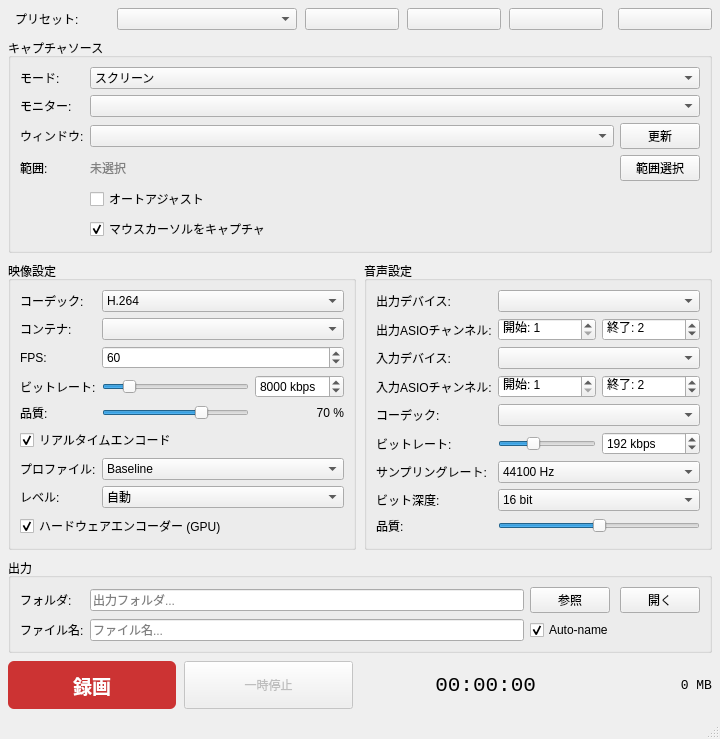
This is src/ui/MainWindow.ui in hiroshi-tamura/pbRecorder as Qt 5 draws it before an edit. The edited form follows.
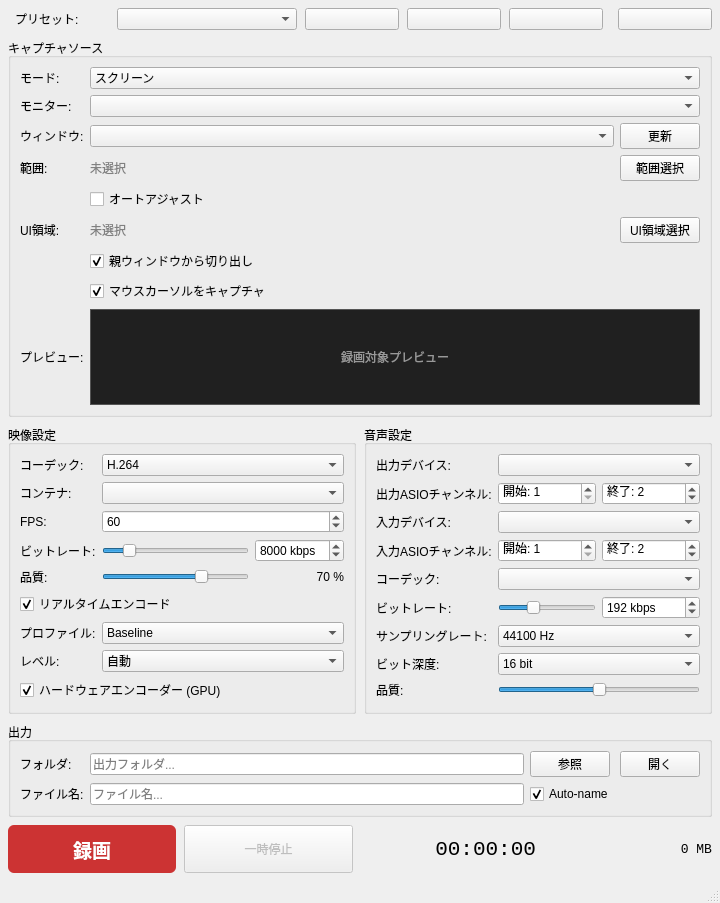
This is the edited form.

Commit message: Add UI region tracking capture mode

Diff of the .ui file:
```diff
--- a/src/ui/MainWindow.ui
+++ b/src/ui/MainWindow.ui
@@ -228,7 +228,47 @@
          </property>
         </widget>
        </item>
-       <item row="5" column="1" colspan="2">
+       <item row="5" column="0">
+        <widget class="QLabel" name="uiElementLabel">
+         <property name="text">
+          <string>UI領域:</string>
+         </property>
+        </widget>
+       </item>
+       <item row="5" column="1">
+        <widget class="QLabel" name="uiElementInfoLabel">
+         <property name="text">
+          <string>未選択</string>
+         </property>
+         <property name="styleSheet">
+          <string>color: gray;</string>
+         </property>
+        </widget>
+       </item>
+       <item row="5" column="2">
+        <widget class="QPushButton" name="selectUiElementBtn">
+         <property name="text">
+         <string>UI領域選択</string>
+         </property>
+         <property name="toolTip">
+          <string>マウス位置のUI領域を選択し、録画中に追跡します</string>
+         </property>
+        </widget>
+       </item>
+       <item row="6" column="1" colspan="2">
+        <widget class="QCheckBox" name="uiElementWindowCaptureCheck">
+         <property name="text">
+          <string>親ウィンドウから切り出し</string>
+         </property>
+         <property name="checked">
+          <bool>true</bool>
+         </property>
+         <property name="toolTip">
+          <string>別ウィンドウの重なりを避けるため、親ウィンドウを直接キャプチャしてからUI領域を切り出します</string>
+         </property>
+        </widget>
+       </item>
+       <item row="7" column="1" colspan="2">
         <widget class="QCheckBox" name="captureCursorCheck">
          <property name="text">
           <string>マウスカーソルをキャプチャ</string>
@@ -241,6 +281,38 @@
          </property>
         </widget>
        </item>
+       <item row="8" column="0">
+        <widget class="QLabel" name="capturePreviewTitleLabel">
+         <property name="text">
+          <string>プレビュー:</string>
+         </property>
+        </widget>
+       </item>
+       <item row="8" column="1" colspan="2">
+        <widget class="QLabel" name="capturePreviewLabel">
+         <property name="minimumSize">
+          <size>
+           <width>240</width>
+           <height>96</height>
+          </size>
+         </property>
+         <property name="maximumSize">
+          <size>
+           <width>16777215</width>
+           <height>140</height>
+          </size>
+         </property>
+         <property name="styleSheet">
+          <string>background-color: #202020; border: 1px solid #555; color: #999;</string>
+         </property>
+         <property name="alignment">
+          <set>Qt::AlignCenter</set>
+         </property>
+         <property name="text">
+          <string>録画対象プレビュー</string>
+         </property>
+        </widget>
+       </item>
       </layout>
      </widget>
     </item>
```
Left out of the diff: 5 changed lines with no effect on the pictures. The commit also changes 18 other files.
